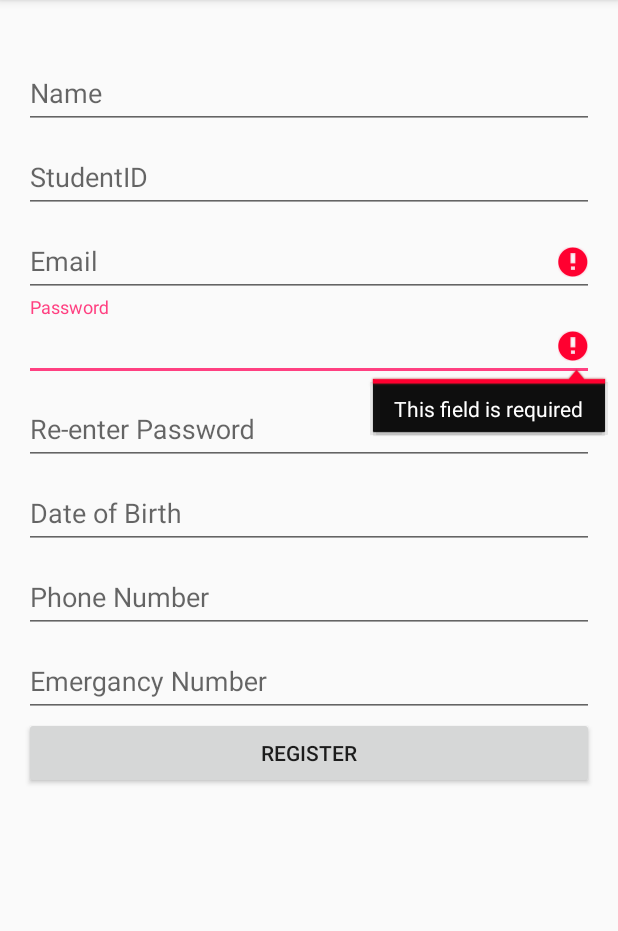
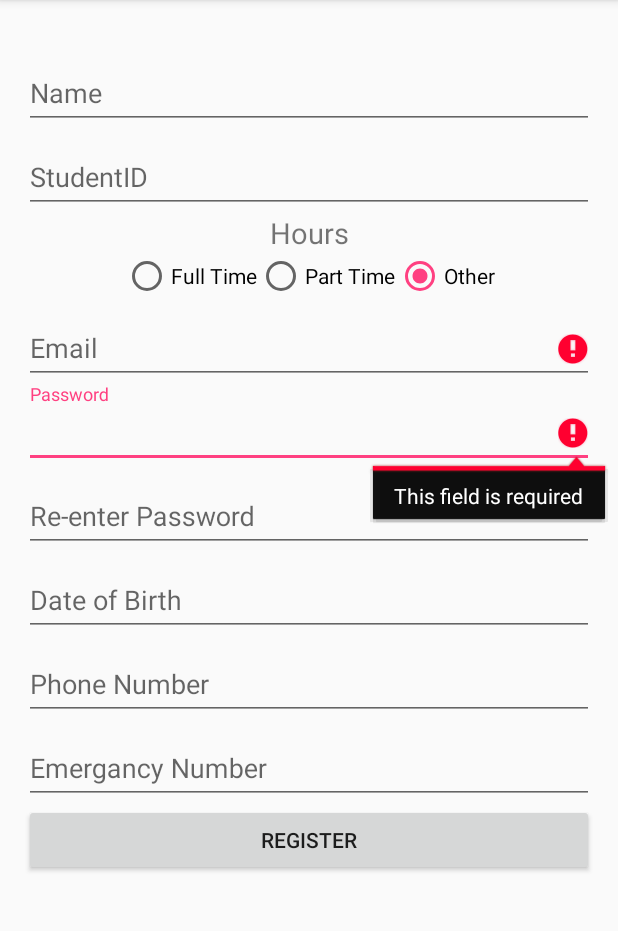
Before and after one commit to Red350/SocietiesApp, an Android app: the RegisterActivity screen opened directly, with no data from a screen before it, after a tap on "REGISTER", on a phone screen of 412 x 824 dp, the part 84-1015 px from its top. Run offline under Robolectric (Android 15) with nearby library versions, the phone set to English and light mode, and no system bars; 3 other taps on this screen came first.

Commit message:
Register page now contains a date picker, a radio buttons and date formatting

```diff
--- a/app/SocietiesApp/app/src/main/java/ie/dit/societiesapp/RegisterActivity.java
+++ b/app/SocietiesApp/app/src/main/java/ie/dit/societiesapp/RegisterActivity.java
@@ -3,6 +3,8 @@ package ie.dit.societiesapp;
 import android.animation.Animator;
 import android.animation.AnimatorListenerAdapter;
 import android.annotation.TargetApi;
+import android.app.DatePickerDialog;
+import android.app.Dialog;
 import android.content.CursorLoader;
 import android.content.Intent;
 import android.content.Loader;
@@ -17,7 +19,11 @@ import android.text.TextUtils;
 import android.util.Log;
 import android.view.View;
 import android.widget.Button;
+import android.widget.DatePicker;
 import android.widget.EditText;
+import android.widget.RadioButton;
+import android.widget.RadioGroup;
+import android.widget.Toast;
 
 import java.io.BufferedOutputStream;
 import java.io.FileNotFoundException;
@@ -29,6 +35,7 @@ import java.net.MalformedURLException;
 import java.net.SocketTimeoutException;
 import java.net.URL;
 import java.util.ArrayList;
+import java.util.Calendar;
 import java.util.List;
 
 public class RegisterActivity extends AppCompatActivity
@@ -42,8 +49,15 @@ public class RegisterActivity extends AppCompatActivity
     private EditText mobileView;
     private EditText emergancyView;
 
+    private DatePicker datePicker;
+    private Calendar calendar;
+
+    private char radioChoice = 'N';
+
     private View progressView;
     private View registerFormView;
+
+    private int year, month, day;
 
     private RegisterActivity.UserRegisterTask mAuthTask = null;
 
@@ -62,6 +76,12 @@ public class RegisterActivity extends AppCompatActivity
         dobView = (EditText) findViewById(R.id.dobRegText);
         emergancyView = (EditText) findViewById(R.id.emergancyRegText);
 
+        calendar = Calendar.getInstance();
+
+        year = calendar.get(Calendar.YEAR);
+        month = calendar.get(Calendar.MONTH);
+        day = calendar.get(Calendar.DAY_OF_MONTH);
+
         Button registerButton = (Button) findViewById(R.id.registerButton);
         //Register call
         registerButton.setOnClickListener(new View.OnClickListener()
@@ -75,6 +95,71 @@ public class RegisterActivity extends AppCompatActivity
 
         registerFormView = findViewById(R.id.register_form);
         progressView = findViewById(R.id.register_progress);
+    }
+
+    @SuppressWarnings("deprecation")
+    public void setDate(View view) {
+        showDialog(999);
+        Toast.makeText(getApplicationContext(), "Enter your date of birth",
+                Toast.LENGTH_SHORT)
+                .show();
+    }
+
+    @Override
+    protected Dialog onCreateDialog(int id) {
+        // TODO Auto-generated method stub
+        if (id == 999) {
+            return new DatePickerDialog(this,
+                    myDateListener, year, month, day);
+        }
+        return null;
+    }
+
+    private DatePickerDialog.OnDateSetListener myDateListener = new
+            DatePickerDialog.OnDateSetListener()
+            {
+                @Override
+                public void onDateSet(DatePicker arg0, int arg1, int arg2, int arg3)
+                {
+                    // TODO Auto-generated method stub
+                    // arg1 = year
+                    // arg2 = month
+                    // arg3 = day
+                    showDate(arg1, arg2+1, arg3);
+                }
+            };
+
+    private void showDate(int year, int month, int day)
+    {
+        dobView.setText(new StringBuilder().append(day).append("/").append(month).append("/").append(year));
+    }
+
+    public void onRadioButtonClicked(View view) {
+        // Is the button now checked?
+        boolean checked = ((RadioButton) view).isChecked();
+
+        // Check which radio button was clicked
+        switch(view.getId())
+        {
+            case R.id.radio_full:
+                if (checked)
+                {
+                    radioChoice = 'F';
+                    break;
+                }//end if
+            case R.id.radio_part:
+                if (checked)
+                {
+                    radioChoice = 'P';
+                    break;
+                }//end if
+            case R.id.radio_other:
+                if (checked)
+                {
+                    radioChoice = 'N';
+                    break;
+                }//end if
+        }
     }
 
     public void sendMessage(View view)
@@ -106,7 +191,7 @@ public class RegisterActivity extends AppCompatActivity
         String password1 = password1View.getText().toString();
         String password2= password2View.getText().toString();
         String mobile = mobileView.getText().toString();
-        String DOB = dobView.getText().toString();
+        String DOB = formatDOB(dobView.getText().toString());
         String emergancy= emergancyView.getText().toString();
 
         //System.out.println(name + id + email + password1 + password2 + mobile + DOB + emergancy);
@@ -141,7 +226,7 @@ public class RegisterActivity extends AppCompatActivity
         }
         else if (!isPasswordValid(password1))
         {
-            password1View.setError(getString(R.string.error_invalid_email));
+            password1View.setError(getString(R.string.error_incorrect_password));
             focusView = password1View;
             cancel = true;
         }//end if
@@ -165,10 +250,33 @@ public class RegisterActivity extends AppCompatActivity
         else
         {
             showProgress(true);
-            mAuthTask = new UserRegisterTask(name, id, email, password1, DOB, mobile, emergancy);
+            mAuthTask = new UserRegisterTask(name, id, radioChoice, email, password1, DOB, mobile, emergancy);
             mAuthTask.execute((Void) null);
         }
     }
+
+    private String formatDOB(String inputDate)
+    {
+        int length = inputDate.length();
+        int i = length - 1;
+        String date = "";
+
+        while (i >= 0)
+        {
+            if (inputDate.charAt(i) == '/' || i == 0)
+            {
+                for (int j = i + 1; j < length || inputDate.charAt(j) != '/'; j++)
+                {
+                    date += inputDate.charAt(j);
+                }//end for
+                date += '-';
+            }//end if
+
+            i--;
+        }//end while
+
+        return date;
+    }//end String formatDOB
 
     @TargetApi(Build.VERSION_CODES.HONEYCOMB_MR2)
     private void showProgress(final boolean show)
@@ -235,6 +343,7 @@ public class RegisterActivity extends AppCompatActivity
     {
         private String name = "";
         private String id = "";
+        char time = 'N';
         private String email = "";
         private String password = "";
         private String dob = "";
@@ -242,11 +351,12 @@ public class RegisterActivity extends AppCompatActivity
         private String emergancy = "";
         private String fullTime = "";
 
-        UserRegisterTask(String name, String id, String email, String password,
+        UserRegisterTask(String name, String id, char time,String email, String password,
                          String dob, String number, String emergancy)
         {
             this.name = name;
             this.id = id;
+            this.time = time;
             this.email = email;
             this.password = password;
             this.dob = dob;
@@ -302,7 +412,8 @@ public class RegisterActivity extends AppCompatActivity
 
 
         @Override
-        protected void onCancelled() {
+        protected void onCancelled()
+        {
             mAuthTask = null;
             showProgress(false);
         }
--- a/app/SocietiesApp/app/src/main/res/layout/activity_register.xml
+++ b/app/SocietiesApp/app/src/main/res/layout/activity_register.xml
@@ -59,6 +59,37 @@
 
             </android.support.design.widget.TextInputLayout>
 
+            <TextView
+                android:id="@+id/textView"
+                android:layout_width="match_parent"
+                android:layout_height="wrap_content"
+                android:text="Hours"
+                android:gravity="center"
+                android:textSize="19sp" />
+
+            <RadioGroup xmlns:android="http://schemas.android.com/apk/res/android"
+                android:layout_width="fill_parent"
+                android:layout_height="wrap_content"
+                android:orientation="horizontal"
+                android:gravity="center">
+
+                <RadioButton android:id="@+id/radio_full"
+                    android:layout_width="wrap_content"
+                    android:layout_height="wrap_content"
+                    android:text="Full Time"
+                    android:onClick="onRadioButtonClicked"/>
+                <RadioButton android:id="@+id/radio_part"
+                    android:layout_width="wrap_content"
+                    android:layout_height="wrap_content"
+                    android:text="Part Time"
+                    android:onClick="onRadioButtonClicked"/>
+                <RadioButton android:id="@+id/radio_other"
+                    android:layout_width="wrap_content"
+                    android:layout_height="wrap_content"
+                    android:text="Other"
+                    android:onClick="onRadioButtonClicked"/>
+            </RadioGroup>
+
             <android.support.design.widget.TextInputLayout
                 android:layout_width="match_parent"
                 android:layout_height="wrap_content">
@@ -111,7 +142,9 @@
                     android:layout_height="wrap_content"
                     android:ems="10"
                     android:hint="Date of Birth"
-                    android:inputType="date" />
+                    android:focusable="false"
+                    android:onClick="setDate"
+                    android:inputType="datetime" />
 
             </android.support.design.widget.TextInputLayout>
 
```
Also changed, not shown: app/SocietiesApp/app/src/main/res/drawable/DIT_logo.jpg (added).
